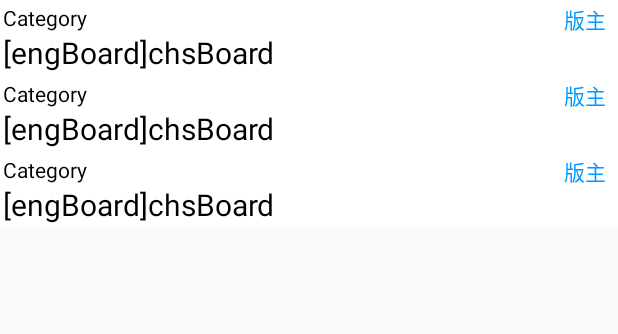
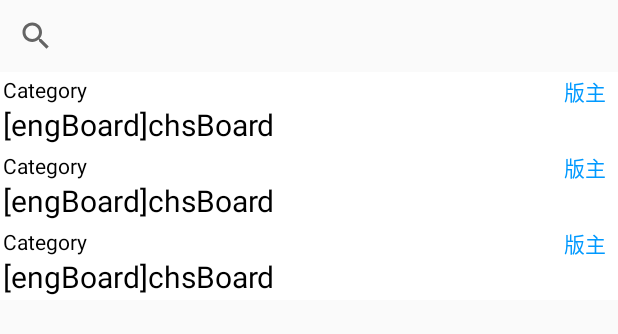
Before and after one commit to zfdang/zSMTH-Android, an Android app: the layout fragment_all_board.xml on its own in the app's theme, with its tools: preview values and no code run, on a phone screen of 412 x 824 dp. Shown: the top 334 px of the screen. Run offline under Robolectric (Android 15) with nearby library versions, the phone set to English and light mode, and no system bars.

Commit message:
enable searching in all board fragment

```diff
--- a/app/src/main/res/layout/fragment_all_board.xml
+++ b/app/src/main/res/layout/fragment_all_board.xml
@@ -1,13 +1,33 @@
 <?xml version="1.0" encoding="utf-8"?>
-<android.support.v7.widget.RecyclerView xmlns:android="http://schemas.android.com/apk/res/android"
+<RelativeLayout xmlns:android="http://schemas.android.com/apk/res/android"
+                xmlns:tools="http://schemas.android.com/tools"
+                android:layout_width="match_parent"
+                android:layout_height="match_parent"
+                tools:context="com.numetriclabz.androidsearch.MainActivity">
+
+    <SearchView
+        android:id="@+id/all_board_search"
+        android:layout_width="match_parent"
+        android:layout_height="wrap_content"
+        android:layout_gravity="center_vertical"
+        android:layout_marginTop="0dp"
+        android:queryHint="搜索版面中/英文名称..."
+        android:paddingLeft="0dp"
+        android:paddingRight="0dp"
+        android:textSize="16sp"/>
+
+
+    <android.support.v7.widget.RecyclerView android:id="@+id/all_board_list"
+                                            android:name="com.zfdang.zsmth_android.AllBoardFragment"
+                                            xmlns:android="http://schemas.android.com/apk/res/android"
                                             xmlns:app="http://schemas.android.com/apk/res-auto"
                                             xmlns:tools="http://schemas.android.com/tools"
-    android:id="@+id/list"
-    android:name="com.zfdang.zsmth_android.AllBoardFragment"
                                             android:layout_width="match_parent"
                                             android:layout_height="match_parent"
                                             android:layout_marginLeft="0dp"
                                             android:layout_marginRight="0dp"
                                             app:layoutManager="LinearLayoutManager"
+                                            android:layout_below="@+id/all_board_search"
                                             tools:context="com.zfdang.zsmth_android.AllBoardFragment"
-    tools:listitem="@layout/fragment_board_item" />
+                                            tools:listitem="@layout/fragment_board_item"/>
+</RelativeLayout>
```
Also changed, not shown: app/src/main/java/com/zfdang/zsmth_android/AllBoardFragment.java (+32 -1 lines), app/src/main/java/com/zfdang/zsmth_android/BoardRecyclerViewAdapter.java (+63 -5 lines). Lines whose indentation alone changed are shown as unchanged.
